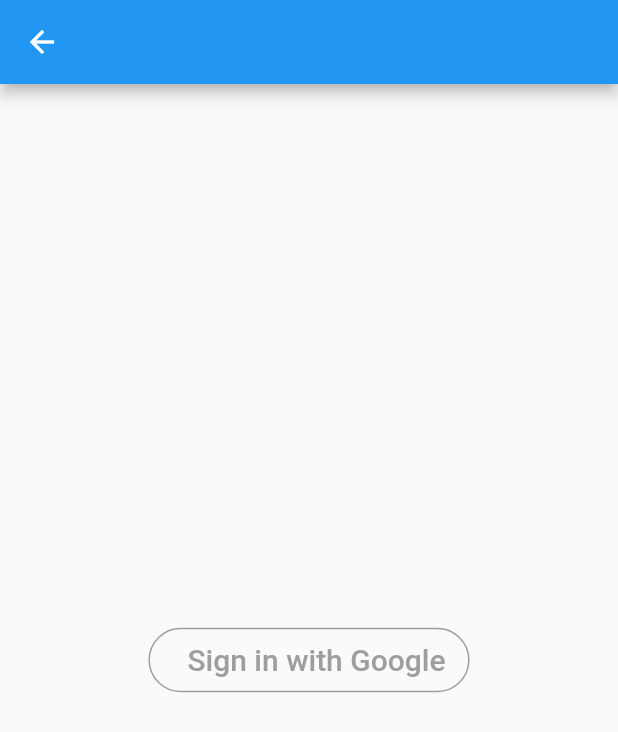
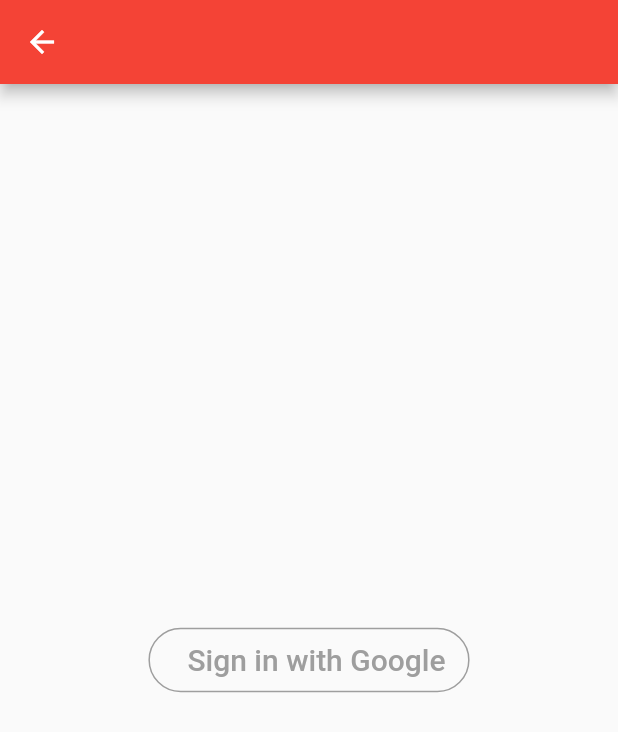
Before and after one commit to CoolONEOfficial/personal-site-app, a Flutter app: the screen it shows after launch, on a phone screen of 412 x 824 dp. Shown: the top 732 px of the screen. Run offline on Flutter 3.47's test engine with Material 2 defaults, Android fonts, the phone set to English and light mode, and no system bars; our stand-ins replace cloud_firestore, firebase_auth, firebase_storage, google_sign_in, image_picker, progress_dialog; missing offline and left inert: flutter_tagging, multi_image_picker, notus, place_picker, quill_delta, translate and 2 more; accounts and stored records are empty; statements that could not run were skipped.

Commit message:
Add dark theme, fix location picker for iOS

```diff
--- a/lib/main.dart
+++ b/lib/main.dart
@@ -23,7 +23,11 @@ class _MyAppState extends State<MyApp> {
     return MaterialApp(
       title: 'Personal site app',
       theme: ThemeData(
-        primarySwatch: Colors.blue,
+        brightness: Brightness.light,
+        primaryColor: Colors.red,
+      ),
+      darkTheme: ThemeData(
+        brightness: Brightness.dark
       ),
       onGenerateRoute: (RouteSettings settings) {
         print('build route for ${settings.name}');
--- a/lib/screens/items/LocalizedStringItem.dart
+++ b/lib/screens/items/LocalizedStringItem.dart
@@ -38,7 +38,7 @@ class _LocalizedStringItemState extends State<LocalizedStringItem> {
         mainAxisSize: MainAxisSize.min,
         children: <Widget>[
           Container(
-            width: 150,
+            width: 100,
             child: TextField(
               controller: textControllerFrom,
               keyboardType: widget.inputType,
--- a/lib/screens/items/LocationItem.dart
+++ b/lib/screens/items/LocationItem.dart
@@ -63,7 +63,7 @@ class _LocationItemState extends State<LocationItem> {
           mainAxisSize: MainAxisSize.min,
           children: <Widget>[
             Container(
-              width: 150,
+              width: 100,
               child: TextField(
                 controller: textControllerRu,
                 decoration: InputDecoration(hintText: 'Ru'),
@@ -75,7 +75,7 @@ class _LocationItemState extends State<LocationItem> {
               ),
             ),
             Container(
-              width: 150,
+              width: 100,
               child: TextField(
                 controller: textControllerEn,
                 decoration: InputDecoration(hintText: 'En'),
--- a/lib/screens/items/SelectItem.dart
+++ b/lib/screens/items/SelectItem.dart
@@ -24,7 +24,7 @@ class _SelectItemState extends State<SelectItem> {
     return ListTile(
       title: Text(widget.name),
       trailing: Container(
-        width: 120,
+        width: 220,
         child: DropdownButton<String>(
           value: dropdownModel,
           icon: Icon(Icons.arrow_downward),
--- a/pubspec.yaml
+++ b/pubspec.yaml
@@ -29,7 +29,7 @@ dependencies:
   firebase_auth: ^0.15.2
   google_sign_in: ^4.1.0
   progress_dialog: ^1.2.0
-  place_picker: ^0.9.11
+  place_picker: ^0.9.14
   translator: ^0.1.4
   translate: ^1.0.0
   flutter_tagging: ^2.2.0+1
@@ -42,7 +42,7 @@ dependencies:
 dev_dependencies:
   flutter_test:
     sdk: flutter
-  flutter_launcher_icons: "^0.7.3"
+  flutter_launcher_icons: ^0.7.3
 
 flutter_icons:
   android: true
```
Also changed, not shown: 2 other files.
